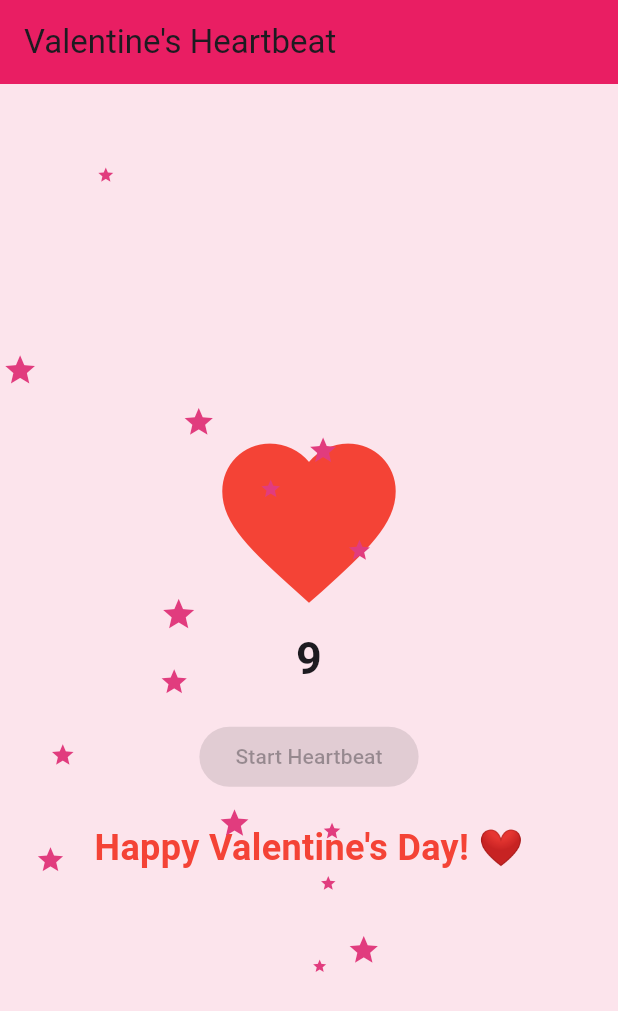
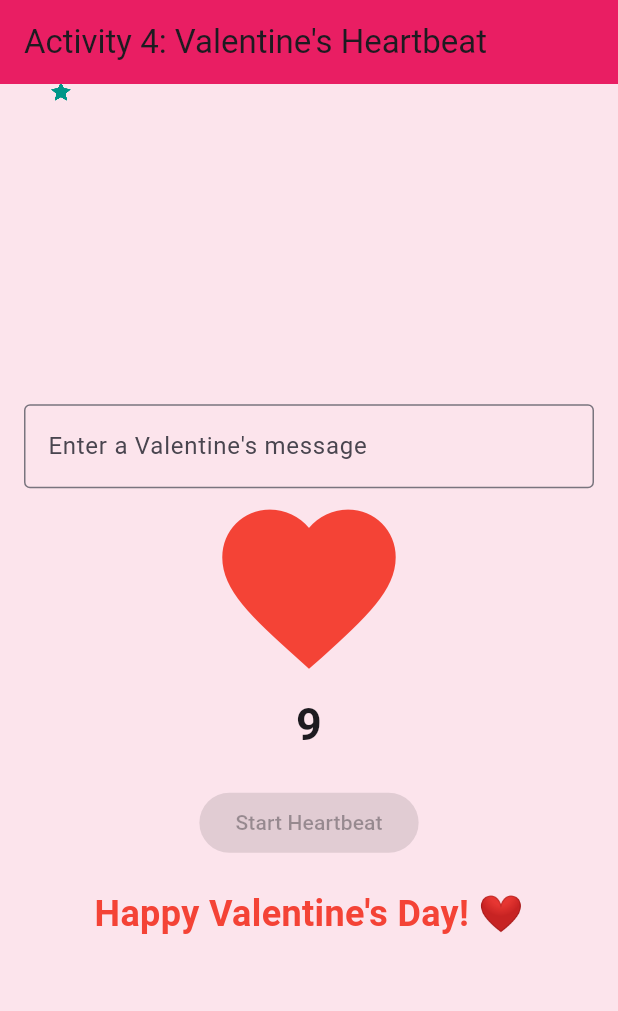
Before and after one commit to jenneetee/activity4-vdayA, a Flutter app: the screen it shows after launch, after a tap on "Start Heartbeat", on a phone screen of 412 x 824 dp. Shown: the top 1011 px of the screen. Run offline on Flutter 3.47's test engine with Material 3 defaults, Android fonts, the phone set to English and light mode, and no system bars.

Commit message:
added custom message and confetti

```diff
--- a/lib/main.dart
+++ b/lib/main.dart
@@ -19,7 +19,9 @@ class _HeartbeatAppState extends State<HeartbeatApp>
   int _countdown = 10;
   bool _isPlaying = false;
   final Random _random = Random();
-  List<Widget> _sparkles = [];
+  List<ConfettiParticle> _confetti = [];
+  final TextEditingController _messageController = TextEditingController();
+  String _selectedMessage = "";
 
   @override
   void initState() {
@@ -37,7 +39,7 @@ class _HeartbeatAppState extends State<HeartbeatApp>
     setState(() {
       _isPlaying = true;
       _countdown = 10;
-      _generateSparkles();
+      _generateConfetti();
     });
     _timer = Timer.periodic(Duration(seconds: 1), (timer) {
       setState(() {
@@ -54,29 +56,18 @@ class _HeartbeatAppState extends State<HeartbeatApp>
     _timer.cancel();
     setState(() {
       _isPlaying = false;
-      _sparkles.clear();
+      _confetti.clear();
     });
   }
 
-  void _generateSparkles() {
-    _sparkles = List.generate(15, (index) {
-      double left = _random.nextDouble() * 300;
-      double top = _random.nextDouble() * 600;
-      return Positioned(
-        left: left,
-        top: top,
-        child: Icon(
-          Icons.star,
-          color: const Color.fromARGB(255, 225, 60, 126),
-          size: _random.nextDouble() * 15 + 10,
-        ),
-      );
-    });
+  void _generateConfetti() {
+    _confetti = List.generate(20, (index) => ConfettiParticle());
   }
 
   @override
   void dispose() {
     _controller.dispose();
+    _messageController.dispose();
     super.dispose();
   }
 
@@ -87,7 +78,7 @@ class _HeartbeatAppState extends State<HeartbeatApp>
       home: Scaffold(
         backgroundColor: Colors.pink[50],
         appBar: AppBar(
-          title: Text("Valentine's Heartbeat"),
+          title: Text("Activity 4: Valentine's Heartbeat"),
           backgroundColor: Colors.pink,
         ),
         body: Stack(
@@ -96,6 +87,21 @@ class _HeartbeatAppState extends State<HeartbeatApp>
               child: Column(
                 mainAxisAlignment: MainAxisAlignment.center,
                 children: [
+                  Padding(
+                    padding: const EdgeInsets.all(16.0),
+                    child: TextField(
+                      controller: _messageController,
+                      decoration: InputDecoration(
+                        border: OutlineInputBorder(),
+                        labelText: "Enter a Valentine's message",
+                      ),
+                      onChanged: (value) {
+                        setState(() {
+                          _selectedMessage = value;
+                        });
+                      },
+                    ),
+                  ),
                   ScaleTransition(
                     scale: _animation,
                     child: Icon(
@@ -119,7 +125,9 @@ class _HeartbeatAppState extends State<HeartbeatApp>
                     opacity: _isPlaying ? 1.0 : 0.0,
                     duration: Duration(seconds: 1),
                     child: Text(
-                      "Happy Valentine's Day! ❤️",
+                      _selectedMessage.isEmpty
+                          ? "Happy Valentine's Day! ❤️"
+                          : _selectedMessage,
                       style: TextStyle(
                           fontSize: 24,
                           fontWeight: FontWeight.bold,
@@ -129,10 +137,60 @@ class _HeartbeatAppState extends State<HeartbeatApp>
                 ],
               ),
             ),
-            if (_isPlaying) ..._sparkles,
+            if (_isPlaying) ..._confetti,
           ],
         ),
       ),
     );
   }
 }
+
+class ConfettiParticle extends StatefulWidget {
+  @override
+  _ConfettiParticleState createState() => _ConfettiParticleState();
+}
+
+class _ConfettiParticleState extends State<ConfettiParticle>
+    with SingleTickerProviderStateMixin {
+  late AnimationController _controller;
+  late Animation<double> _animation;
+  final Random _random = Random();
+  double left = 0;
+
+  @override
+  void initState() {
+    super.initState();
+    left = _random.nextDouble() * 300;
+    _controller = AnimationController(
+      vsync: this,
+      duration: Duration(seconds: 3 + _random.nextInt(3)),
+    )..forward();
+
+    _animation = Tween<double>(begin: -50, end: 600)
+        .animate(CurvedAnimation(parent: _controller, curve: Curves.easeIn));
+  }
+
+  @override
+  Widget build(BuildContext context) {
+    return AnimatedBuilder(
+      animation: _animation,
+      builder: (context, child) {
+        return Positioned(
+          left: left,
+          top: _animation.value,
+          child: Icon(
+            Icons.star,
+            color: Colors.primaries[_random.nextInt(Colors.primaries.length)],
+            size: _random.nextDouble() * 15 + 10,
+          ),
+        );
+      },
+    );
+  }
+
+  @override
+  void dispose() {
+    _controller.dispose();
+    super.dispose();
+  }
+}
```
